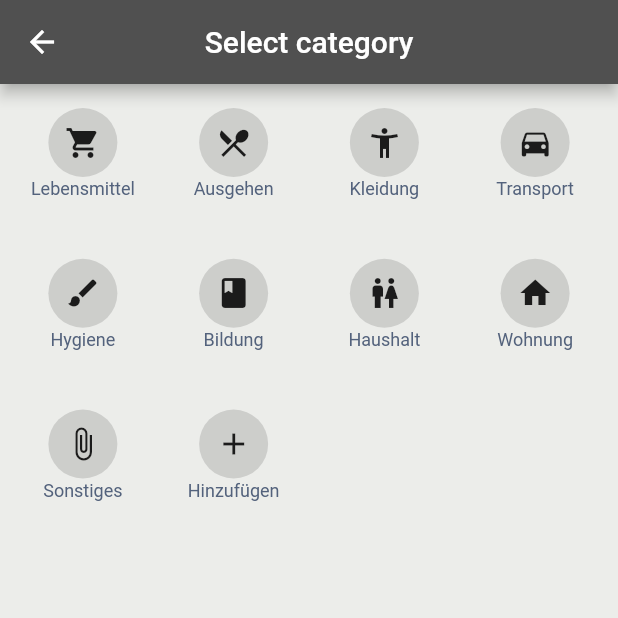
After one commit to ptr-br/Money-Manager, a Flutter app: the AddScreen screen opened by its route, on a phone screen of 412 x 824 dp, the top half of it. The commit adds this screen. Run offline on Flutter 3.47's test engine with Material 2 defaults, Android fonts, the phone set to English and light mode, and no system bars; our stand-ins replace flutter_speed_dial, flutter_svg, month_picker_dialog.

Commit message:
Add-Screen apperance setup  - Icons  - color changes onTap

```diff
--- a/lib/components/components_moneymanager/task_tile_moneymanager.dart
+++ b/lib/components/components_moneymanager/task_tile_moneymanager.dart
@@ -28,7 +28,7 @@ class TaskTile extends StatelessWidget {
           ),
           RawMaterialButton(
               constraints: BoxConstraints.tight(Size(38, 38)),
-              onPressed: () {},
+              onPressed: null,
               elevation: 5,
               fillColor: kPrimaryColor.withOpacity(0.5),
               shape: CircleBorder(),
--- /dev/null
+++ b/lib/models/moneymanager_add_data.dart
@@ -0,0 +1,43 @@
+import 'dart:collection';
+import 'package:couplemanager/components/components_moneymanager/add_icon.dart';
+import 'package:flutter/material.dart';
+import '../models/moneymanager_add_data.dart';
+
+class AddData extends ChangeNotifier{
+
+  // Icons-List
+  List<AddIcon> _addIconList =[
+    AddIcon(icon: Icon(Icons.shopping_cart) ,name: "Lebensmittel"),
+    AddIcon(icon: Icon(Icons.local_dining) ,name: "Ausgehen"),
+    AddIcon(icon: Icon(Icons.accessibility_new) ,name: "Kleidung"),
+    AddIcon(icon: Icon(Icons.directions_car) ,name: "Transport"),
+    AddIcon(icon: Icon(Icons.brush) ,name: "Hygiene"),
+    AddIcon(icon: Icon(Icons.book) ,name: "Bildung"),
+    AddIcon(icon: Icon(Icons.wc) ,name: "Haushalt"),
+    AddIcon(icon: Icon(Icons.home) ,name: "Wohnung"),
+    AddIcon(icon: Icon(Icons.attach_file) ,name: "Sonstiges"),
+    AddIcon(icon: Icon(Icons.add) ,name: "Hinzufügen")
+  ];
+
+  List<AddIcon> get addDataList{
+    return _addIconList ;
+  }
+
+  int get iconsCount{
+    return _addIconList.length;
+  }
+
+  void addEntry(AddIcon addIcon){
+    _addIconList.add(addIcon);
+    notifyListeners();
+  }
+
+  void deleteEntry(AddIcon addIcon){
+    _addIconList.remove(addIcon);
+    notifyListeners();
+  }
+
+
+
+
+}
--- a/lib/models/moneymanager_entrys_data.dart
+++ b/lib/models/moneymanager_entrys_data.dart
@@ -6,7 +6,7 @@ import 'moneymanager_entry.dart';
 class EntryData extends ChangeNotifier{
 
  List<Entry> _entrys =[Entry(description: "kleine Beschreibung", icon:Icon(Icons.ac_unit),cardName:"Schneearbeiten", expense: 12.50),Entry(description: "kleine Beschreibung", icon:Icon(Icons.card_giftcard),cardName:"Auto", expense: 1450.50), Entry(description: "kleine Beschreibung", icon:Icon(Icons.security),cardName:"Versicherung", expense: 7864.50),
-   Entry(description: "kleine Beschreibung", icon:Icon(Icons.ac_unit),cardName:"Schneearbeiten", expense: 12.50),Entry(description: "kleine Beschreibung", icon:Icon(Icons.card_giftcard),cardName:"Auto", expense: 140.50), Entry(description: "kleine Beschreibung", icon:Icon(Icons.security),cardName:"Versicherung", expense: 7864.50),
+   Entry(description: "kleine Beschreibung", icon:Icon(Icons.ac_unit,),cardName:"Schneearbeiten", expense: 12.50),Entry(description: "kleine Beschreibung", icon:Icon(Icons.card_giftcard),cardName:"Auto", expense: 140.50), Entry(description: "kleine Beschreibung", icon:Icon(Icons.security),cardName:"Versicherung", expense: 7864.50),
    Entry(description: "kleine Beschreibung", icon:Icon(Icons.ac_unit),cardName:"Schneearbeiten", expense: 12.50),Entry(description: "kleine Beschreibung", icon:Icon(Icons.card_giftcard),cardName:"Auto", expense: 145.50), Entry(description: "kleine Beschreibung", icon:Icon(Icons.security),cardName:"Versicherung", expense: 7864.50),
    Entry(description: "kleine Beschreibung", icon:Icon(Icons.ac_unit),cardName:"Schneearbeiten", expense: 12.50),Entry(description: "kleine Beschreibung", icon:Icon(Icons.card_giftcard),cardName:"Auto", expense: 1450.50), Entry(description: "kleine Beschreibung", icon:Icon(Icons.security),cardName:"Versicherung", expense: 7864.50)];
 
--- a/lib/screens/home_screen.dart
+++ b/lib/screens/home_screen.dart
@@ -2,12 +2,12 @@ import 'package:couplemanager/components/reusable_card.dart';
 import 'package:couplemanager/constants.dart';
 import 'package:couplemanager/screens/calendar_screen.dart';
 import 'package:couplemanager/screens/chat_screen.dart';
-import 'package:couplemanager/screens/moneymanager_screen.dart';
+import 'file:///C:/src/Flutter/AndroidProjects/couple_manager/lib/screens/moneymanager_screens/moneymanager_screen.dart';
 import 'package:couplemanager/screens/todo_screen.dart';
 import 'package:flutter/material.dart';
 import '../components/reusable_card_content.dart';
 import 'shoppinglist_screen.dart';
-import '../models/moneymanager_entrys_data.dart';
+
 
 class HomeScreeen extends StatelessWidget {
   static String id = 'home_screen';
--- /dev/null
+++ b/lib/screens/moneymanager_screens/add_screen.dart
@@ -0,0 +1,61 @@
+import 'package:couplemanager/constants.dart';
+import 'package:flutter/material.dart';
+import 'package:provider/provider.dart';
+import '../../components/components_moneymanager/add_icon.dart';
+import '../../models/moneymanager_add_data.dart';
+
+class AddScreen extends StatefulWidget {
+  static String id = "add_screen";
+
+  @override
+  _AddScreenState createState() => _AddScreenState();
+}
+
+class _AddScreenState extends State<AddScreen> {
+  AddIcon _selectedIcon;
+
+  @override
+  Widget build(BuildContext context) {
+    return ChangeNotifierProvider(
+      create: (context) => AddData(),
+      child: Scaffold(
+        appBar: AppBar(
+          centerTitle: true,
+          title: Text("Select category"),
+          backgroundColor: kDarkColor,
+        ),
+        body: SafeArea(
+          child: Padding(
+            padding: const EdgeInsets.symmetric(horizontal: 5, vertical: 15),
+            child: Container(
+              child: Consumer<AddData>(builder: (context, addData, child) {
+                return GridView.builder(
+                  gridDelegate: SliverGridDelegateWithFixedCrossAxisCount(
+                    crossAxisCount: 4,
+                  ),
+                  itemBuilder: (BuildContext context, int index) {
+                    final tmpAllIcons = addData.addDataList;
+                    final tmpIcon = addData.addDataList[index];
+                    return GestureDetector(
+                        onTap: () {
+                          // TODO hier methode auslagern um zu hohe komplexität zu vermeiden
+                          for (int i=0;i<addData.iconsCount; i++){
+                            addData.addDataList[i].isSelected = false;
+
+                          }
+                          setState(() {
+                            tmpIcon.isSelected = true;
+                          });
+                        },
+                        child: tmpIcon.build(context));
+                  },
+                  itemCount: addData.iconsCount,
+                );
+              }),
+            ),
+          ),
+        ),
+      ),
+    );
+  }
+}
```
Also changed, not shown: lib/components/components_moneymanager/add_icon.dart (added, +35 -0 lines), lib/constants.dart (+8 -0 lines), lib/main.dart (+11 -2 lines), lib/screens/moneymanager_screens/moneymanager_screen.dart (renamed from lib/screens/moneymanager_screen.dart, +25 -8 lines), lib/screens/moneymanager_screens/split_screen.dart (added, +14 -0 lines).
